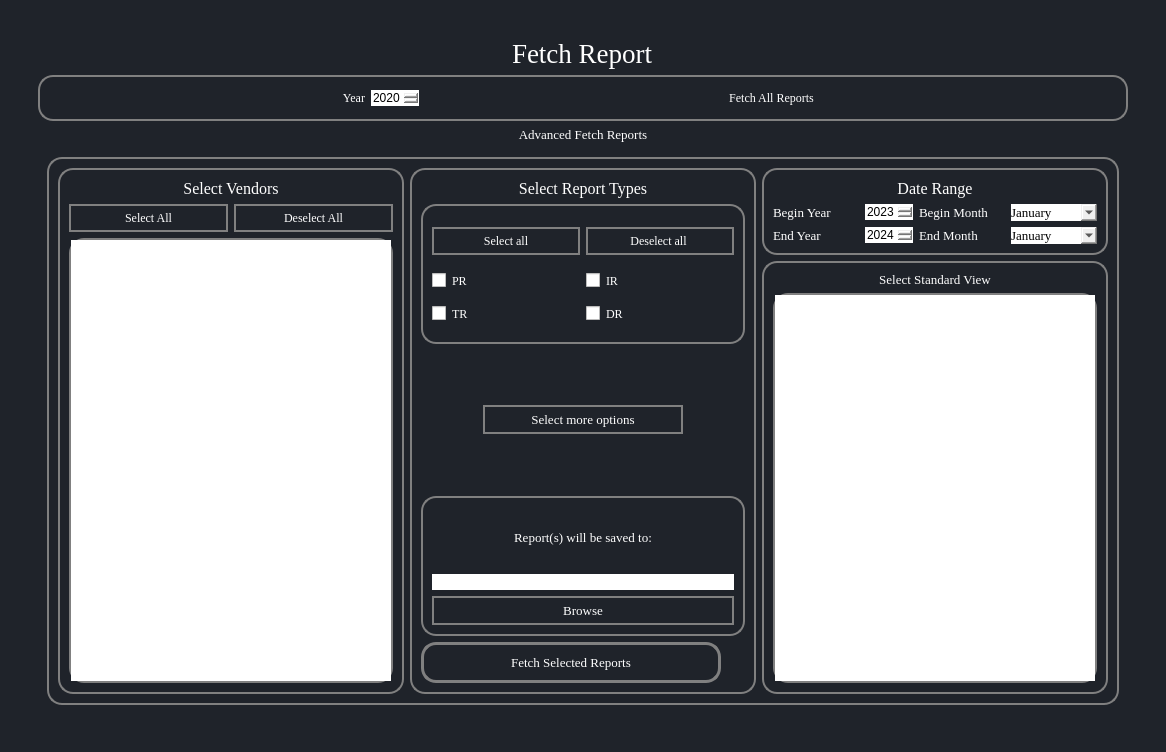
First picture: the form in ui/FetchReportsTab.ui, repository aanushri9/Counter-Harvesting-5.1, before the edit.
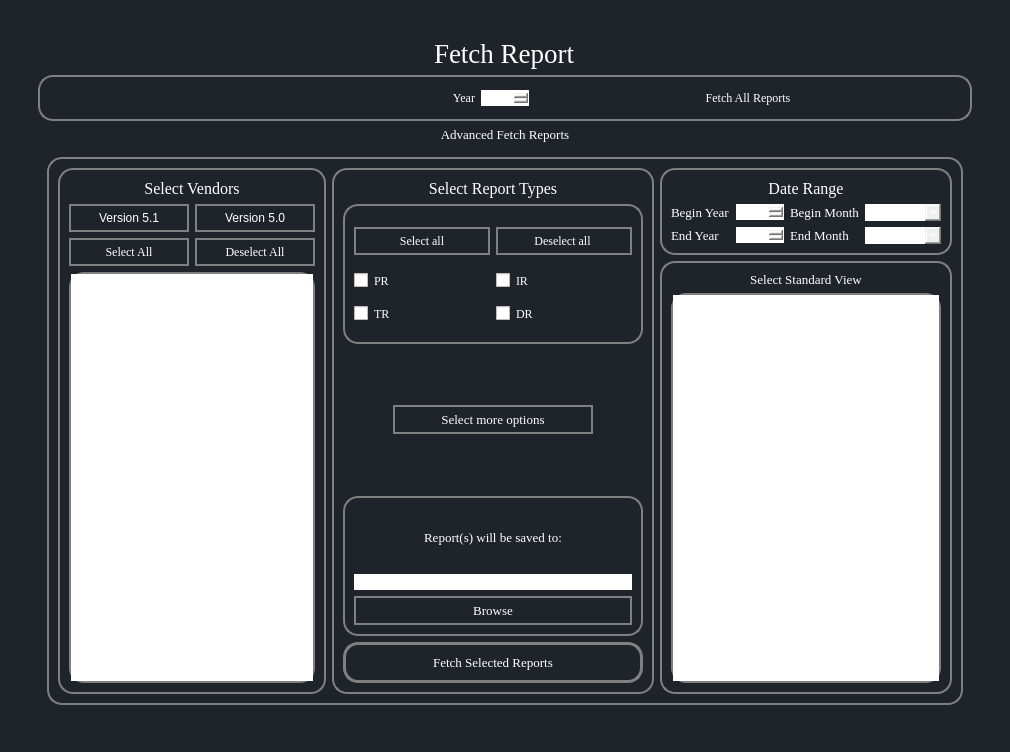
Second picture: the form after the edit.

Commit message: UI updates and fetch report tab feature in function

What changed in the file:
```diff
--- a/ui/FetchReportsTab.ui
+++ b/ui/FetchReportsTab.ui
@@ -6,7 +6,7 @@
    <rect>
     <x>0</x>
     <y>0</y>
-    <width>1166</width>
+    <width>1010</width>
     <height>752</height>
    </rect>
   </property>
@@ -78,12 +78,7 @@
 background-color:grey;
 text-align:left;
 padding:2px 10px;
-color:white;}
-
-QPushButton:hover {
-    background-color: lightblue;
-}
-</string>
+color:white;}</string>
      </property>
      <layout class="QGridLayout" name="gridLayout_2">
       <item row="0" column="1">
@@ -164,7 +159,6 @@
                         <font>
                          <family>Georgia</family>
                          <pointsize>10</pointsize>
-                         <weight>50</weight>
                          <bold>false</bold>
                         </font>
                        </property>
@@ -190,7 +184,7 @@
                         </sizepolicy>
                        </property>
                        <property name="styleSheet">
-                        <string notr="true">color:black;</string>
+                        <string notr="true">color:white;</string>
                        </property>
                        <property name="movement">
                         <enum>QListView::Static</enum>
@@ -273,7 +267,7 @@
                      <item row="2" column="1">
                       <widget class="QDateEdit" name="dateedit1_3">
                        <property name="styleSheet">
-                        <string notr="true">color:black;</string>
+                        <string notr="true"/>
                        </property>
                        <property name="displayFormat">
                         <string>yyyy</string>
@@ -302,7 +296,7 @@
                         </sizepolicy>
                        </property>
                        <property name="styleSheet">
-                        <string notr="true">color:black; font-size:15;</string>
+                        <string notr="true">font-size:15;</string>
                        </property>
                        <property name="dateTime">
                         <datetime>
@@ -354,7 +348,7 @@
                         </font>
                        </property>
                        <property name="styleSheet">
-                        <string notr="true">color:Black;</string>
+                        <string notr="true"/>
                        </property>
                        <item>
                         <property name="text">
@@ -427,7 +421,7 @@
                         </font>
                        </property>
                        <property name="styleSheet">
-                        <string notr="true">Color:black;</string>
+                        <string notr="true"/>
                        </property>
                        <item>
                         <property name="text">
@@ -503,7 +497,6 @@
                         <font>
                          <family>Georgia</family>
                          <pointsize>12</pointsize>
-                         <weight>50</weight>
                          <bold>false</bold>
                         </font>
                        </property>
@@ -541,39 +534,8 @@
                      <enum>QFrame::Raised</enum>
                     </property>
                     <layout class="QGridLayout" name="gridLayout_6">
-                     <item row="0" column="0" colspan="2">
-                      <widget class="QLabel" name="lblFetchAllReport_3">
-                       <property name="font">
-                        <font>
-                         <family>Georgia</family>
-                         <pointsize>12</pointsize>
-                         <weight>50</weight>
-                         <bold>false</bold>
-                        </font>
-                       </property>
-                       <property name="autoFillBackground">
-                        <bool>false</bool>
-                       </property>
-                       <property name="styleSheet">
-                        <string notr="true">border:none</string>
-                       </property>
-                       <property name="text">
-                        <string>Select Vendors</string>
-                       </property>
-                       <property name="alignment">
-                        <set>Qt::AlignCenter</set>
-                       </property>
-                      </widget>
-                     </item>
-                     <item row="2" column="0" colspan="2">
-                      <widget class="QListView" name="listView">
-                       <property name="styleSheet">
-                        <string notr="true">color:black;</string>
-                       </property>
-                      </widget>
-                     </item>
-                     <item row="1" column="1">
-                      <widget class="QPushButton" name="pushButton_4">
+                     <item row="3" column="1">
+                      <widget class="QPushButton" name="deselect_allvendors_button">
                        <property name="font">
                         <font>
                          <family>Georgia</family>
@@ -588,8 +550,8 @@
                        </property>
                       </widget>
                      </item>
-                     <item row="1" column="0">
-                      <widget class="QPushButton" name="pushButton_3">
+                     <item row="3" column="0">
+                      <widget class="QPushButton" name="select_allvendors_button">
                        <property name="font">
                         <font>
                          <family>Georgia</family>
@@ -603,6 +565,56 @@
                        </property>
                       </widget>
                      </item>
+                     <item row="0" column="0" colspan="2">
+                      <widget class="QLabel" name="lblFetchAllReport_3">
+                       <property name="font">
+                        <font>
+                         <family>Georgia</family>
+                         <pointsize>12</pointsize>
+                         <bold>false</bold>
+                        </font>
+                       </property>
+                       <property name="autoFillBackground">
+                        <bool>false</bool>
+                       </property>
+                       <property name="styleSheet">
+                        <string notr="true">border:none;</string>
+                       </property>
+                       <property name="text">
+                        <string>Select Vendors</string>
+                       </property>
+                       <property name="alignment">
+                        <set>Qt::AlignCenter</set>
+                       </property>
+                      </widget>
+                     </item>
+                     <item row="4" column="0" colspan="2">
+                      <widget class="QListView" name="vendors_list_view_fetch">
+                       <property name="styleSheet">
+                        <string notr="true">color:white;</string>
+                       </property>
+                      </widget>
+                     </item>
+                     <item row="1" column="0">
+                      <widget class="QPushButton" name="version_51_button">
+                       <property name="styleSheet">
+                        <string notr="true">text-align:center;</string>
+                       </property>
+                       <property name="text">
+                        <string>Version 5.1</string>
+                       </property>
+                      </widget>
+                     </item>
+                     <item row="1" column="1">
+                      <widget class="QPushButton" name="version_50_button">
+                       <property name="styleSheet">
+                        <string notr="true">text-align:center;</string>
+                       </property>
+                       <property name="text">
+                        <string>Version 5.0</string>
+                       </property>
+                      </widget>
+                     </item>
                     </layout>
                    </widget>
                   </item>
@@ -775,7 +787,6 @@
                         <font>
                          <family>Georgia</family>
                          <pointsize>12</pointsize>
-                         <weight>50</weight>
                          <bold>false</bold>
                         </font>
                        </property>
@@ -834,7 +845,7 @@
                         <item row="1" column="0">
                          <widget class="QLineEdit" name="lineEdit">
                           <property name="styleSheet">
-                           <string notr="true">color:black;</string>
+                           <string notr="true">color:white;</string>
                           </property>
                          </widget>
                         </item>
@@ -857,8 +868,8 @@
                        </layout>
                       </widget>
                      </item>
-                     <item row="6" column="0" colspan="2">
-                      <widget class="QPushButton" name="btnFetchSelectedReports">
+                     <item row="6" column="0" colspan="2" alignment="Qt::AlignHCenter">
+                      <widget class="QPushButton" name="fetch_selected_reports_button">
                        <property name="sizePolicy">
                         <sizepolicy hsizetype="Preferred" vsizetype="Fixed">
                          <horstretch>0</horstretch>
@@ -913,7 +924,6 @@
                <font>
                 <family>Georgia</family>
                 <pointsize>10</pointsize>
-                <weight>50</weight>
                 <bold>false</bold>
                 <kerning>true</kerning>
                </font>
@@ -972,19 +982,6 @@
                <enum>QFrame::Sunken</enum>
               </property>
               <layout class="QHBoxLayout" name="horizontalLayout">
-               <item>
-                <spacer name="horizontalSpacer_2">
-                 <property name="orientation">
-                  <enum>Qt::Horizontal</enum>
-                 </property>
-                 <property name="sizeHint" stdset="0">
-                  <size>
-                   <width>40</width>
-                   <height>20</height>
-                  </size>
-                 </property>
-                </spacer>
-               </item>
                <item>
                 <widget class="QLabel" name="lblYear">
                  <property name="font">
@@ -1016,16 +1013,16 @@
                   </sizepolicy>
                  </property>
                  <property name="styleSheet">
-                  <string notr="true">color:black;</string>
+                  <string notr="true"/>
                  </property>
                  <property name="dateTime">
                   <datetime>
                    <hour>0</hour>
                    <minute>0</minute>
                    <second>0</second>
-                   <year>2020</year>
-                   <month>1</month>
-                   <day>1</day>
+                   <year>2019</year>
+                   <month>12</month>
+                   <day>25</day>
                   </datetime>
                  </property>
                  <property name="displayFormat">
@@ -1034,20 +1031,7 @@
                 </widget>
                </item>
                <item>
-                <spacer name="horizontalSpacer">
-                 <property name="orientation">
-                  <enum>Qt::Horizontal</enum>
-                 </property>
-                 <property name="sizeHint" stdset="0">
-                  <size>
-                   <width>40</width>
-                   <height>20</height>
-                  </size>
-                 </property>
-                </spacer>
-               </item>
-               <item>
-                <widget class="QPushButton" name="btnFetchAllReport">
+                <widget class="QPushButton" name="fetch_all_data_button">
                  <property name="font">
                   <font>
                    <family>Georgia</family>
@@ -1061,19 +1045,6 @@
                  </property>
                 </widget>
                </item>
-               <item>
-                <spacer name="horizontalSpacer_3">
-                 <property name="orientation">
-                  <enum>Qt::Horizontal</enum>
-                 </property>
-                 <property name="sizeHint" stdset="0">
-                  <size>
-                   <width>40</width>
-                   <height>20</height>
-                  </size>
-                 </property>
-                </spacer>
-               </item>
               </layout>
              </widget>
             </item>
```
Left out of the diff: 28 changed lines with no effect on the pictures. The commit also changes 24 other files.
